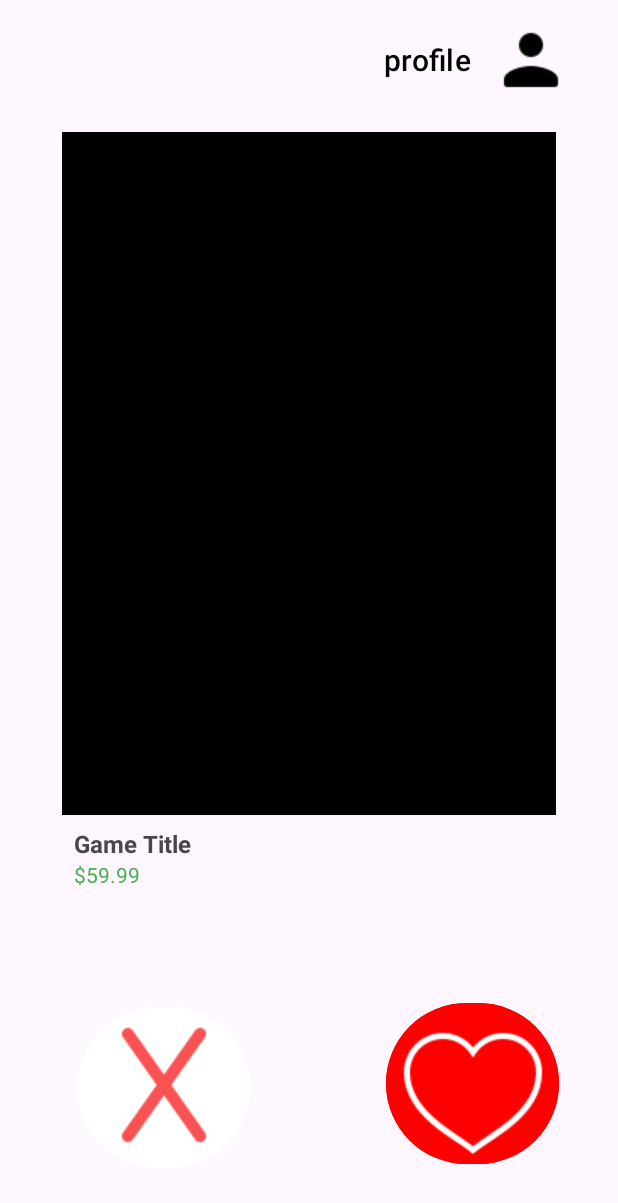
After one commit to cst-338-project/cst-338-game-discovery-app, an Android app: the LandingPageActivity screen opened directly, with no data from a screen before it, on a phone screen of 412 x 824 dp. The commit adds this screen. Shown: the top 1203 px of the screen. Run offline under Robolectric (Android 15) with nearby library versions, the phone set to English and light mode, and no system bars.

Commit message:
moved layout to landingpageactivity

```diff
--- /dev/null
+++ b/app/src/main/java/com/cst338/lootcrate/LandingPageActivity.java
@@ -0,0 +1,24 @@
+package com.cst338.lootcrate;
+
+import android.os.Bundle;
+
+import androidx.activity.EdgeToEdge;
+import androidx.appcompat.app.AppCompatActivity;
+import androidx.core.graphics.Insets;
+import androidx.core.view.ViewCompat;
+import androidx.core.view.WindowInsetsCompat;
+
+public class LandingPageActivity extends AppCompatActivity {
+
+    @Override
+    protected void onCreate(Bundle savedInstanceState) {
+        super.onCreate(savedInstanceState);
+        EdgeToEdge.enable(this);
+        setContentView(R.layout.activity_landing_page);
+        ViewCompat.setOnApplyWindowInsetsListener(findViewById(R.id.main), (v, insets) -> {
+            Insets systemBars = insets.getInsets(WindowInsetsCompat.Type.systemBars());
+            v.setPadding(systemBars.left, systemBars.top, systemBars.right, systemBars.bottom);
+            return insets;
+        });
+    }
+}
--- /dev/null
+++ b/app/src/main/res/layout/activity_landing_page.xml
@@ -0,0 +1,95 @@
+<?xml version="1.0" encoding="utf-8"?>
+<androidx.constraintlayout.widget.ConstraintLayout
+    xmlns:android="http://schemas.android.com/apk/res/android"
+    xmlns:tools="http://schemas.android.com/tools"
+    xmlns:app="http://schemas.android.com/apk/res-auto"
+    android:id="@+id/main"
+    android:layout_width="match_parent"
+    android:layout_height="match_parent"
+    tools:context=".LandingPageActivity">
+
+    <ImageView
+        android:id="@+id/gameImage"
+        android:layout_width="329dp"
+        android:layout_height="455dp"
+        android:layout_margin="16dp"
+        android:background="@color/black"
+        app:layout_constraintBottom_toBottomOf="parent"
+        app:layout_constraintEnd_toEndOf="parent"
+        app:layout_constraintStart_toStartOf="parent"
+        app:layout_constraintTop_toTopOf="parent"
+        app:layout_constraintVertical_bias="0.213" />
+
+    <LinearLayout
+        android:id="@+id/infoBox"
+        android:layout_width="329dp"
+        android:layout_height="wrap_content"
+        android:orientation="vertical"
+        android:padding="8dp"
+        app:layout_constraintTop_toBottomOf="@id/gameImage"
+        app:layout_constraintStart_toStartOf="@id/gameImage"
+        app:layout_constraintEnd_toEndOf="@id/gameImage">
+
+        <TextView
+            android:id="@+id/gameTitle"
+            android:layout_width="wrap_content"
+            android:layout_height="wrap_content"
+            android:text="Game Title"
+            android:textSize="16sp"
+            android:textStyle="bold" />
+
+        <TextView
+            android:id="@+id/gamePrice"
+            android:layout_width="wrap_content"
+            android:layout_height="wrap_content"
+            android:text="$59.99"
+            android:textSize="14sp"
+            android:textColor="#4CAF50" />
+    </LinearLayout>
+
+    <Button
+        android:id="@+id/dislikeButton"
+        android:layout_width="115dp"
+        android:layout_height="115dp"
+        android:layout_margin="16dp"
+        android:layout_marginBottom="16dp"
+        android:drawableTop="@drawable/dislike_button"
+        android:textSize="32sp"
+        android:backgroundTint="@color/white"
+        app:layout_constraintBottom_toBottomOf="parent"
+        app:layout_constraintEnd_toEndOf="parent"
+        app:layout_constraintHorizontal_bias="0.133"
+        app:layout_constraintStart_toStartOf="parent"
+        app:layout_constraintTop_toBottomOf="@id/infoBox"
+        app:layout_constraintVertical_bias="0.666" />
+
+    <Button
+        android:id="@+id/likeButton"
+        android:layout_width="115dp"
+        android:layout_height="115dp"
+        android:layout_margin="16dp"
+        android:layout_marginBottom="16dp"
+        android:drawableTop="@drawable/like_button"
+        app:layout_constraintBottom_toBottomOf="parent"
+        app:layout_constraintEnd_toEndOf="parent"
+        app:layout_constraintHorizontal_bias="0.911"
+        app:layout_constraintStart_toStartOf="parent"
+        app:layout_constraintTop_toBottomOf="@id/infoBox"
+        app:layout_constraintVertical_bias="0.633"
+        android:backgroundTint="#FF0000"/>
+
+    <Button
+        android:id="@+id/profileButton"
+        android:layout_width="170dp"
+        android:layout_height="60dp"
+        android:text="profile"
+        android:textSize="20sp"
+        android:gravity="start|center_vertical"
+        android:drawableEnd="@drawable/profile"
+        android:drawablePadding="4dp"
+        android:layout_margin="10dp"
+        android:textColor="@color/black"
+        android:backgroundTint="@android:color/transparent"
+        app:layout_constraintTop_toTopOf="parent"
+        app:layout_constraintEnd_toEndOf="parent" />
+  </androidx.constraintlayout.widget.ConstraintLayout>
```
Also changed, not shown: app/src/main/AndroidManifest.xml (+6 -3 lines), app/src/main/res/layout/activity_main.xml (+0 -84 lines).
